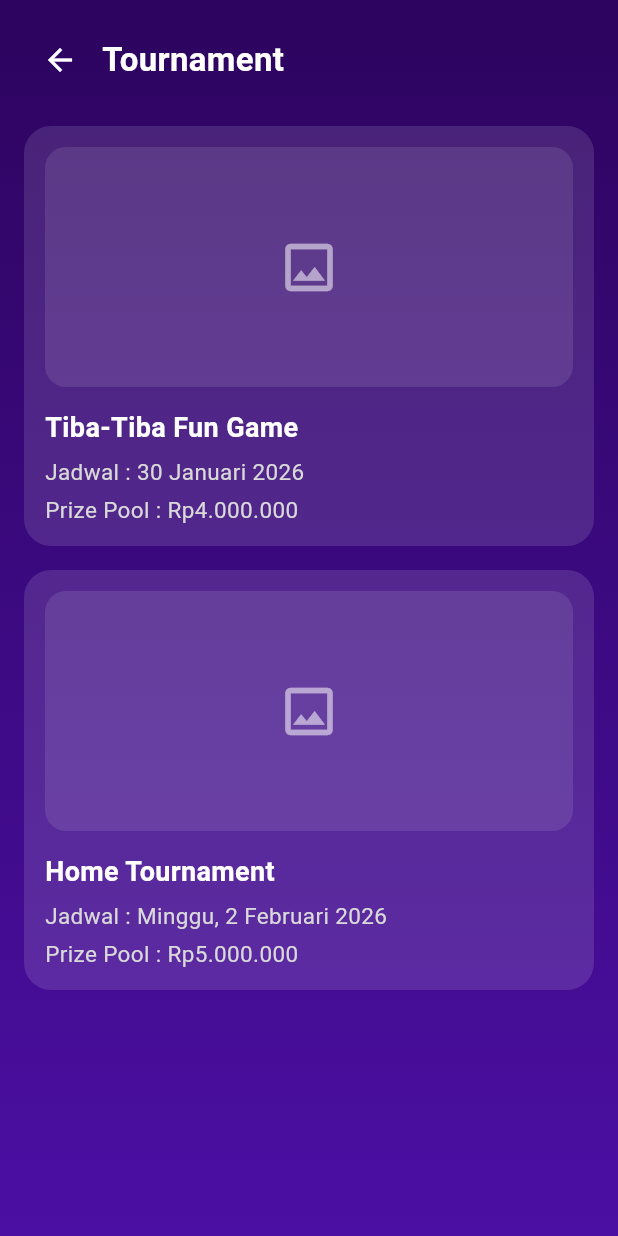
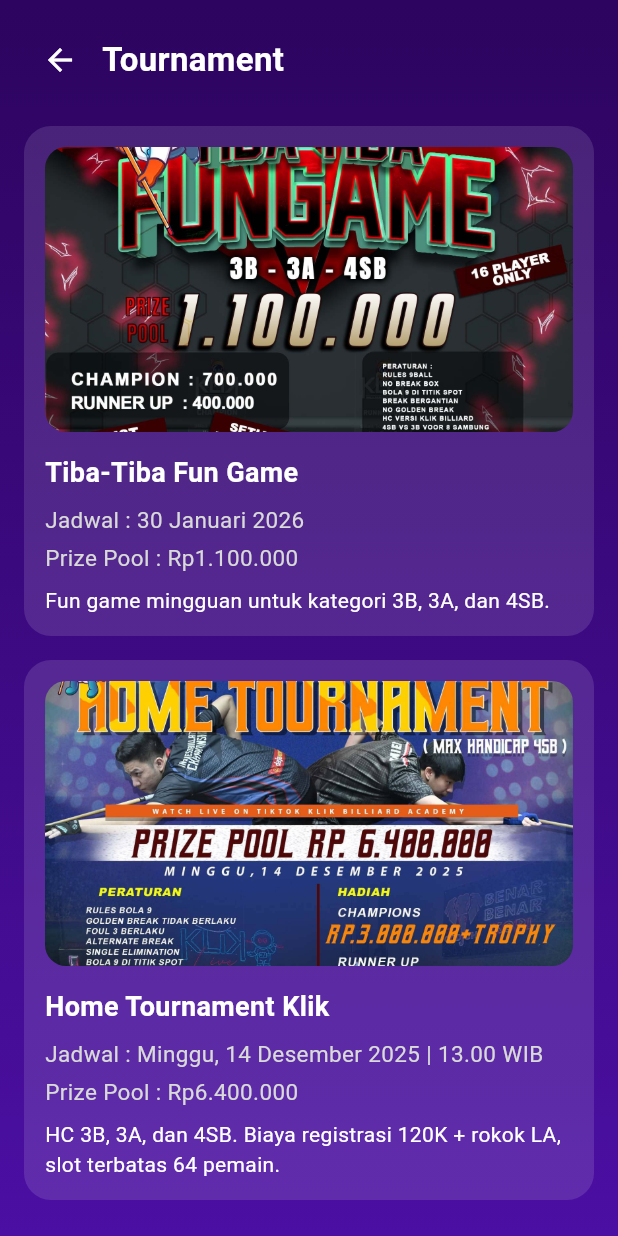
Before and after one commit to arhan321/klik_billiard, a Flutter app: the DashboardView screen opened by its route, after a tap on the "logout" icon, after a tap on "Login !", after a tap on "Info tournament", on a phone screen of 412 x 824 dp. Run offline on Flutter 3.47's test engine with Material 3 defaults, Android fonts, the phone set to English and light mode, and no system bars.

Commit message:
perubahan di ba gian tournament dan bagian dashbaord supaya container berita informasi terkini nya lebih oke

```diff
--- a/lib/data/dummy_data.dart
+++ b/lib/data/dummy_data.dart
@@ -20,12 +20,17 @@ class DummyData {
     TournamentModel(
       title: 'Tiba-Tiba Fun Game',
       date: '30 Januari 2026',
-      prize: 'Rp4.000.000',
+      prize: 'Rp1.100.000',
+      image: 'assets/images/fungame.jpg',
+      description: 'Fun game mingguan untuk kategori 3B, 3A, dan 4SB.',
     ),
     TournamentModel(
-      title: 'Home Tournament',
-      date: 'Minggu, 2 Februari 2026',
-      prize: 'Rp5.000.000',
+      title: 'Home Tournament Klik',
+      date: 'Minggu, 14 Desember 2025 | 13.00 WIB',
+      prize: 'Rp6.400.000',
+      image: 'assets/images/home_tournament.jpg',
+      description:
+          'HC 3B, 3A, dan 4SB. Biaya registrasi 120K + rokok LA, slot terbatas 64 pemain.',
     ),
   ];
 
--- a/lib/models/tournament_model.dart
+++ b/lib/models/tournament_model.dart
@@ -2,10 +2,14 @@ class TournamentModel {
   final String title;
   final String date;
   final String prize;
+  final String image;
+  final String description;
 
   TournamentModel({
     required this.title,
     required this.date,
     required this.prize,
+    required this.image,
+    required this.description,
   });
 }
--- a/lib/modules/user/dashboard_view.dart
+++ b/lib/modules/user/dashboard_view.dart
@@ -57,11 +57,11 @@ class DashboardView extends StatelessWidget {
             height: 105,
             width: double.infinity,
             decoration: BoxDecoration(
-              color: Colors.white12,
               borderRadius: BorderRadius.circular(16),
-            ),
-            child: const Center(
-              child: Icon(Icons.image, color: Colors.white54, size: 38),
+              image: const DecorationImage(
+                image: AssetImage('assets/images/meja_biliard.jpg'),
+                fit: BoxFit.cover,
+              ),
             ),
           ),
           const SizedBox(height: 14),
@@ -88,7 +88,6 @@ class DashboardView extends StatelessWidget {
   Widget newsCard({
     required String title,
     required String subtitle,
-    required String buttonText,
     VoidCallback? onTap,
   }) {
     return Container(
@@ -105,13 +104,9 @@ class DashboardView extends StatelessWidget {
             width: double.infinity,
             decoration: BoxDecoration(
               borderRadius: BorderRadius.circular(16),
-              gradient: LinearGradient(
-                colors: [
-                  AppColors.cardDark.withOpacity(0.95),
-                  AppColors.secondary.withOpacity(0.9),
-                ],
-                begin: Alignment.topLeft,
-                end: Alignment.bottomRight,
+              image: const DecorationImage(
+                image: AssetImage('assets/images/meja_biliard.jpg'),
+                fit: BoxFit.cover,
               ),
             ),
           ),
@@ -119,7 +114,15 @@ class DashboardView extends StatelessWidget {
             child: Container(
               decoration: BoxDecoration(
                 borderRadius: BorderRadius.circular(16),
-                color: Colors.white.withOpacity(0.03),
+                gradient: LinearGradient(
+                  colors: [
+                    Colors.black.withOpacity(0.45),
+                    AppColors.primaryDark.withOpacity(0.35),
+                    AppColors.secondary.withOpacity(0.30),
+                  ],
+                  begin: Alignment.centerLeft,
+                  end: Alignment.centerRight,
+                ),
               ),
             ),
           ),
@@ -168,9 +171,9 @@ class DashboardView extends StatelessWidget {
                   elevation: 0,
                 ),
                 onPressed: onTap ?? () {},
-                child: Text(
-                  buttonText,
-                  style: const TextStyle(fontWeight: FontWeight.w600),
+                child: const Text(
+                  'Cek Detail',
+                  style: TextStyle(fontWeight: FontWeight.w600),
                 ),
               ),
             ),
@@ -364,7 +367,6 @@ class DashboardView extends StatelessWidget {
                         title: 'INFORMASI MEJA BOOKING',
                         subtitle:
                             'Cek informasi meja yang tersedia dan terbooking',
-                        buttonText: 'Cek Detail',
                         onTap: () {
                           Navigator.pushNamed(context, AppRoutes.booking);
                         },
@@ -372,7 +374,6 @@ class DashboardView extends StatelessWidget {
                       newsCard(
                         title: 'TIBA-TIBA FUNGAME',
                         subtitle: 'Tournament seru mingguan untuk member',
-                        buttonText: 'Lihat',
                         onTap: () {
                           Navigator.pushNamed(context, AppRoutes.tournament);
                         },
@@ -381,7 +382,6 @@ class DashboardView extends StatelessWidget {
                         title: 'VOUCHER DISKON JANUARI',
                         subtitle:
                             'Gunakan voucher untuk potongan harga booking',
-                        buttonText: 'Pakai',
                         onTap: () {
                           Navigator.pushNamed(context, AppRoutes.voucher);
                         },
--- a/lib/modules/user/tournament_view.dart
+++ b/lib/modules/user/tournament_view.dart
@@ -9,6 +9,8 @@ class TournamentView extends StatelessWidget {
     required String title,
     required String date,
     required String prize,
+    required String image,
+    required String description,
   }) {
     return Container(
       margin: const EdgeInsets.only(bottom: 16),
@@ -21,17 +23,13 @@ class TournamentView extends StatelessWidget {
         crossAxisAlignment: CrossAxisAlignment.start,
         children: [
           Container(
-            height: 160,
+            height: 190,
             width: double.infinity,
             decoration: BoxDecoration(
-              color: Colors.white10,
               borderRadius: BorderRadius.circular(14),
-            ),
-            child: const Center(
-              child: Icon(
-                Icons.image_outlined,
-                color: Colors.white54,
-                size: 42,
+              image: DecorationImage(
+                image: AssetImage(image),
+                fit: BoxFit.cover,
               ),
             ),
           ),
@@ -44,7 +42,7 @@ class TournamentView extends StatelessWidget {
               color: AppColors.white,
             ),
           ),
-          const SizedBox(height: 6),
+          const SizedBox(height: 8),
           Text(
             'Jadwal : $date',
             style: const TextStyle(color: AppColors.lightText, fontSize: 15),
@@ -53,6 +51,15 @@ class TournamentView extends StatelessWidget {
           Text(
             'Prize Pool : $prize',
             style: const TextStyle(color: AppColors.lightText, fontSize: 15),
+          ),
+          const SizedBox(height: 8),
+          Text(
+            description,
+            style: const TextStyle(
+              color: AppColors.white,
+              fontSize: 14,
+              height: 1.4,
+            ),
           ),
         ],
       ),
@@ -108,6 +115,8 @@ class TournamentView extends StatelessWidget {
                       title: item.title,
                       date: item.date,
                       prize: item.prize,
+                      image: item.image,
+                      description: item.description,
                     ),
                   ),
                 ],
```
Also changed, not shown: assets/images/home_tournament.jpg (added).
